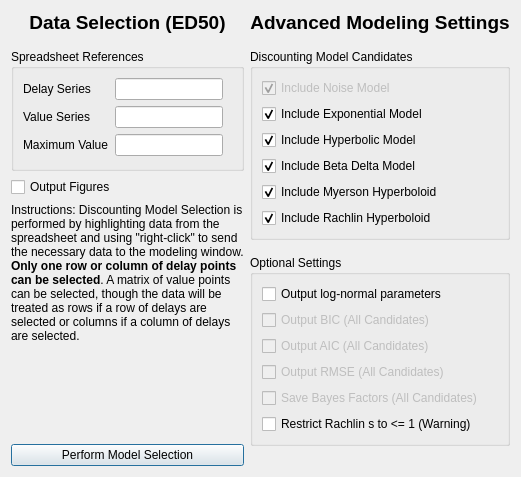
Before: the Qt Designer form discountingmodelselectioned50dialog.ui in miyamot0/ModelSelectorQt, drawn with Qt 5.
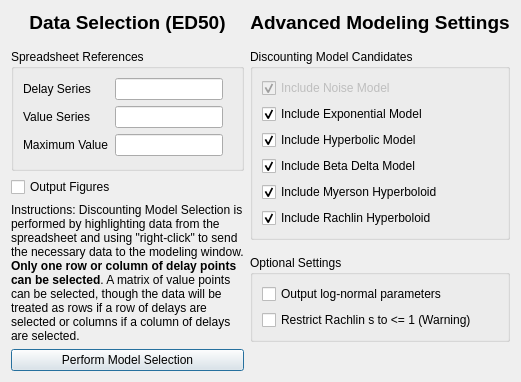
After: the same form once the commit is applied.

Commit message: UI updates, remove necro ui

What changed in the file:
```diff
--- a/discountingmodelselectioned50dialog.ui
+++ b/discountingmodelselectioned50dialog.ui
@@ -7,7 +7,7 @@
     <x>0</x>
     <y>0</y>
     <width>602</width>
-    <height>434</height>
+    <height>353</height>
    </rect>
   </property>
   <property name="windowTitle">
@@ -336,46 +336,6 @@
             </property>
            </widget>
           </item>
-          <item>
-           <widget class="QCheckBox" name="checkBoxBIC">
-            <property name="enabled">
-             <bool>false</bool>
-            </property>
-            <property name="text">
-             <string>Output BIC (All Candidates)</string>
-            </property>
-           </widget>
-          </item>
-          <item>
-           <widget class="QCheckBox" name="checkBoxAIC">
-            <property name="enabled">
-             <bool>false</bool>
-            </property>
-            <property name="text">
-             <string>Output AIC (All Candidates)</string>
-            </property>
-           </widget>
-          </item>
-          <item>
-           <widget class="QCheckBox" name="checkBoxRMSE">
-            <property name="enabled">
-             <bool>false</bool>
-            </property>
-            <property name="text">
-             <string>Output RMSE (All Candidates)</string>
-            </property>
-           </widget>
-          </item>
-          <item>
-           <widget class="QCheckBox" name="checkBoxBF">
-            <property name="enabled">
-             <bool>false</bool>
-            </property>
-            <property name="text">
-             <string>Save Bayes Factors (All Candidates)</string>
-            </property>
-           </widget>
-          </item>
           <item>
            <widget class="QCheckBox" name="checkBoxRachlin">
             <property name="text">
```
The commit also changes 2 other files.
